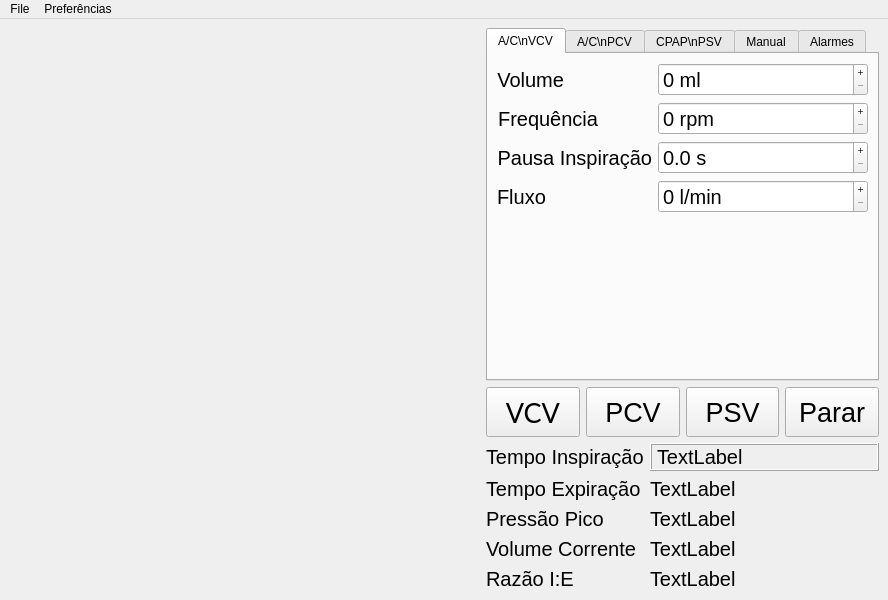
Before: the Qt Designer form ui/GUI_mainWindow.ui in gtorelly/software-ventilador, drawn with Qt 5.
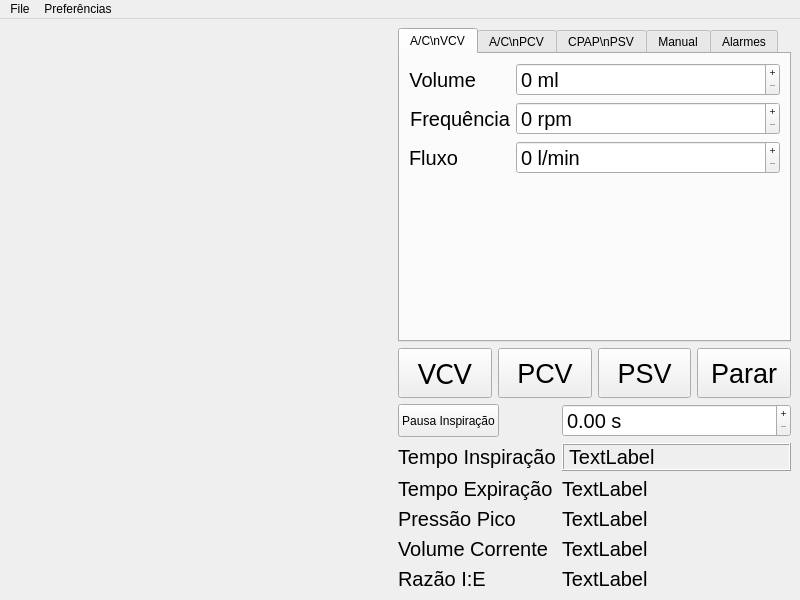
After: the same form once the commit is applied. The open tabs and pages were chosen to show the change.

Commit message: removed pausa inspiração from tab

Diff of the .ui file:
```diff
--- a/ui/GUI_mainWindow.ui
+++ b/ui/GUI_mainWindow.ui
@@ -6,7 +6,7 @@
    <rect>
     <x>0</x>
     <y>0</y>
-    <width>888</width>
+    <width>800</width>
     <height>600</height>
    </rect>
   </property>
@@ -93,6 +93,12 @@
              <layout class="QFormLayout" name="formLayout">
               <item row="0" column="0">
                <widget class="QLabel" name="VCV_volume_lbl">
+                <property name="minimumSize">
+                 <size>
+                  <width>50</width>
+                  <height>30</height>
+                 </size>
+                </property>
                 <property name="font">
                  <font>
                   <pointsize>15</pointsize>
@@ -108,6 +114,12 @@
               </item>
               <item row="0" column="1">
                <widget class="QDoubleSpinBox" name="VCV_volume_dSpinBox">
+                <property name="minimumSize">
+                 <size>
+                  <width>50</width>
+                  <height>30</height>
+                 </size>
+                </property>
                 <property name="font">
                  <font>
                   <pointsize>15</pointsize>
@@ -132,6 +144,18 @@
               </item>
               <item row="1" column="0">
                <widget class="QLabel" name="VCV_frequency_lbl">
+                <property name="sizePolicy">
+                 <sizepolicy hsizetype="Minimum" vsizetype="Preferred">
+                  <horstretch>0</horstretch>
+                  <verstretch>0</verstretch>
+                 </sizepolicy>
+                </property>
+                <property name="minimumSize">
+                 <size>
+                  <width>50</width>
+                  <height>30</height>
+                 </size>
+                </property>
                 <property name="font">
                  <font>
                   <pointsize>15</pointsize>
@@ -147,6 +171,12 @@
               </item>
               <item row="1" column="1">
                <widget class="QDoubleSpinBox" name="VCV_frequency_dSpinBox">
+                <property name="minimumSize">
+                 <size>
+                  <width>50</width>
+                  <height>30</height>
+                 </size>
+                </property>
                 <property name="font">
                  <font>
                   <pointsize>15</pointsize>
@@ -167,46 +197,19 @@
                </widget>
               </item>
               <item row="2" column="0">
-               <widget class="QLabel" name="VCV_inhale_pause_lbl">
-                <property name="font">
-                 <font>
-                  <pointsize>15</pointsize>
-                 </font>
-                </property>
-                <property name="text">
-                 <string>Pausa Inspiração</string>
-                </property>
-                <property name="alignment">
-                 <set>Qt::AlignRight|Qt::AlignTrailing|Qt::AlignVCenter</set>
-                </property>
-               </widget>
-              </item>
-              <item row="2" column="1">
-               <widget class="QDoubleSpinBox" name="VCV_inhale_pause_dSpinBox">
-                <property name="font">
-                 <font>
-                  <pointsize>15</pointsize>
-                 </font>
-                </property>
-                <property name="buttonSymbols">
-                 <enum>QAbstractSpinBox::PlusMinus</enum>
-                </property>
-                <property name="suffix">
-                 <string> s</string>
-                </property>
-                <property name="decimals">
-                 <number>1</number>
-                </property>
-                <property name="maximum">
-                 <double>10.000000000000000</double>
-                </property>
-                <property name="singleStep">
-                 <double>0.100000000000000</double>
-                </property>
-               </widget>
-              </item>
-              <item row="3" column="0">
                <widget class="QLabel" name="VCV_flow_lbl">
+                <property name="sizePolicy">
+                 <sizepolicy hsizetype="Minimum" vsizetype="Minimum">
+                  <horstretch>0</horstretch>
+                  <verstretch>0</verstretch>
+                 </sizepolicy>
+                </property>
+                <property name="minimumSize">
+                 <size>
+                  <width>50</width>
+                  <height>30</height>
+                 </size>
+                </property>
                 <property name="font">
                  <font>
                   <pointsize>15</pointsize>
@@ -217,8 +220,20 @@
                 </property>
                </widget>
               </item>
-              <item row="3" column="1">
+              <item row="2" column="1">
                <widget class="QDoubleSpinBox" name="VCV_flow_dSpinBox">
+                <property name="sizePolicy">
+                 <sizepolicy hsizetype="Minimum" vsizetype="Minimum">
+                  <horstretch>0</horstretch>
+                  <verstretch>0</verstretch>
+                 </sizepolicy>
+                </property>
+                <property name="minimumSize">
+                 <size>
+                  <width>50</width>
+                  <height>30</height>
+                 </size>
+                </property>
                 <property name="font">
                  <font>
                   <pointsize>15</pointsize>
@@ -1808,6 +1823,40 @@
         </item>
         <item>
          <layout class="QFormLayout" name="formLayout_3">
+          <item row="0" column="0">
+           <widget class="QPushButton" name="inhale_pause_btn">
+            <property name="sizePolicy">
+             <sizepolicy hsizetype="Minimum" vsizetype="Minimum">
+              <horstretch>0</horstretch>
+              <verstretch>0</verstretch>
+             </sizepolicy>
+            </property>
+            <property name="minimumSize">
+             <size>
+              <width>50</width>
+              <height>30</height>
+             </size>
+            </property>
+            <property name="text">
+             <string>Pausa Inspiração</string>
+            </property>
+           </widget>
+          </item>
+          <item row="0" column="1">
+           <widget class="QDoubleSpinBox" name="inhale_pause_dSpinBox">
+            <property name="font">
+             <font>
+              <pointsize>15</pointsize>
+             </font>
+            </property>
+            <property name="buttonSymbols">
+             <enum>QAbstractSpinBox::PlusMinus</enum>
+            </property>
+            <property name="suffix">
+             <string> s</string>
+            </property>
+           </widget>
+          </item>
           <item row="1" column="0">
            <widget class="QLabel" name="inhale_time_lbl">
             <property name="font">
@@ -1947,8 +1996,8 @@
     <rect>
      <x>0</x>
      <y>0</y>
-     <width>888</width>
-     <height>28</height>
+     <width>800</width>
+     <height>21</height>
     </rect>
    </property>
    <widget class="QMenu" name="menuFile">
```
Left out of the diff: 211 changed lines with no effect on the pictures.
